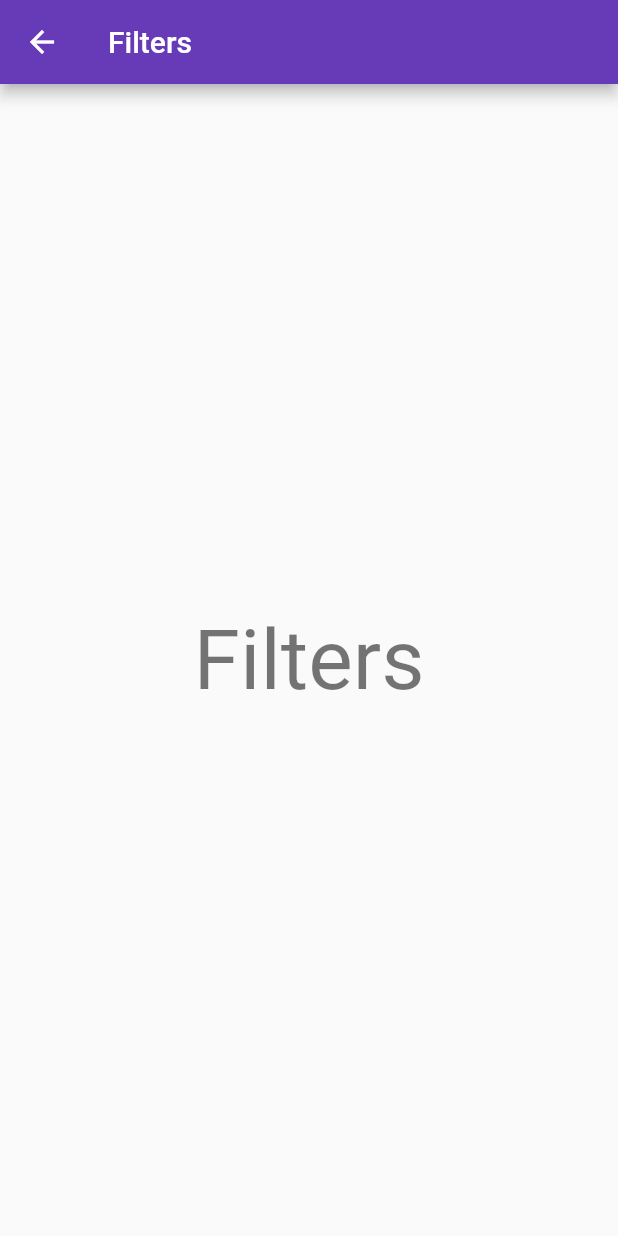
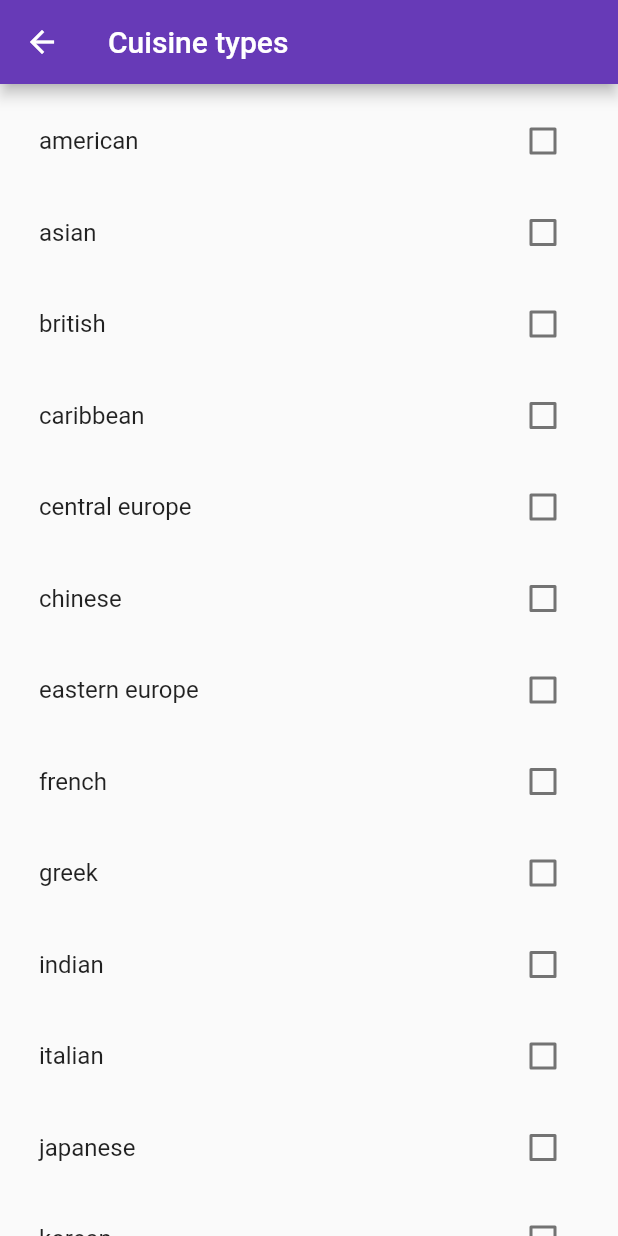
Before and after one commit to Mana-One/cook-off, a Flutter app: the FiltersScreen screen opened by its route, on a phone screen of 412 x 824 dp. Run offline on Flutter 3.47's test engine with Material 2 defaults, Android fonts, the phone set to English and light mode, and no system bars; our stand-ins replace flutter_dotenv, flutter_riverpod.

Commit message:
search filters page

```diff
--- a/lib/router/app_router.dart
+++ b/lib/router/app_router.dart
@@ -8,7 +8,7 @@ class AppRouter {
   static Map<String, Widget Function(BuildContext context)> routes() {
     return {
       '/': (BuildContext context) => const HomeScreen(title: 'Cook off'),
-      FiltersScreen.routeName: (BuildContext context) => const FiltersScreen(),
+      FiltersScreen.routeName: (BuildContext context) => FiltersScreen(),
     };
   }
 
--- a/lib/screens/filters_screen.dart
+++ b/lib/screens/filters_screen.dart
@@ -1,25 +1,68 @@
 import 'package:flutter/material.dart';
+import 'package:flutter_riverpod/flutter_riverpod.dart';
 
-class FiltersScreen extends StatelessWidget {
+import '../widgets/search_filter_selector.dart';
+
+class FiltersScreen extends ConsumerWidget {
   static const String routeName = '/filters';
 
-  const FiltersScreen({super.key});
+  FiltersScreen({super.key});
+
+  final List<String> filters = [
+    'american',
+    'asian',
+    'british',
+    'caribbean',
+    'central europe',
+    'chinese',
+    'eastern europe',
+    'french',
+    'greek',
+    'indian',
+    'italian',
+    'japanese',
+    'korean',
+    'kosher',
+    'mediterranean',
+    'mexican',
+    'middle eastern',
+    'nordic',
+    'south american',
+    'south east asian',
+    'world',
+  ];
 
   @override
-  Widget build(BuildContext context) {
+  Widget build(BuildContext context, WidgetRef ref) {
     return Scaffold(
       appBar: AppBar(
         leading: IconButton(
           icon: const Icon(Icons.arrow_back),
           onPressed: () => _goBack(context),
         ),
-        title: const Text('Filters'),
+        title: const Text('Cuisine types'),
       ),
-      body: Center(
-        child: Text(
-          'Filters',
-          style: Theme.of(context).textTheme.headline2,
-        ),
+      body: Column(
+        children: [
+          Expanded(
+            child: ListView.separated(
+              padding: const EdgeInsets.only(
+                top: 10,
+                left: 10,
+                right: 10,
+                bottom: 20,
+              ),
+              scrollDirection: Axis.vertical,
+              itemBuilder: (context, index) => SearchFilterSelector(
+                name: filters[index],
+              ),
+              separatorBuilder: (context, index) => const SizedBox(
+                height: 5,
+              ),
+              itemCount: filters.length,
+            ),
+          ),
+        ],
       ),
     );
   }
--- a/lib/shared_states/search_filters.dart
+++ b/lib/shared_states/search_filters.dart
@@ -3,10 +3,21 @@ import 'package:flutter_riverpod/flutter_riverpod.dart';
 class SearchFiltersNotifier extends StateNotifier<List<String>> {
   SearchFiltersNotifier() : super([]);
 
-  void addFilters(List<String> additionalFilters) {
+  List<String> get activeFilters => state;
+
+  void replaceFilters(List<String> newFilters) {
+    state = [
+      ...newFilters,
+    ];
+  }
+
+  void addFilter(String newFilter) {
+    if (state.contains(newFilter)) {
+      return;
+    }
     state = [
       ...state,
-      ...additionalFilters,
+      newFilter,
     ];
   }
 
--- a/lib/widgets/search_filter_list.dart
+++ b/lib/widgets/search_filter_list.dart
@@ -21,11 +21,9 @@ class SearchFilterList extends ConsumerWidget {
         itemBuilder: (context, index) => SearchFilterItem(
           name: activeFilters[index],
         ),
-        separatorBuilder: (context, index) {
-          return const SizedBox(
-            width: 5,
-          );
-        },
+        separatorBuilder: (context, index) => const SizedBox(
+          width: 5,
+        ),
         itemCount: activeFilters.length,
       ),
     );
--- /dev/null
+++ b/lib/widgets/search_filter_selector.dart
@@ -0,0 +1,33 @@
+import 'package:flutter/material.dart';
+import 'package:flutter_riverpod/flutter_riverpod.dart';
+
+import '../shared_states/search_filters.dart';
+
+class SearchFilterSelector extends ConsumerWidget {
+  final String name;
+  const SearchFilterSelector({
+    super.key,
+    required this.name,
+  });
+
+  @override
+  Widget build(BuildContext context, WidgetRef ref) {
+    List<String> activeFilters = ref.watch(searchFiltersProvider);
+
+    return ListTile(
+      title: Text(name),
+      trailing: Checkbox(
+        value: activeFilters.contains(name),
+        onChanged: (value) => _toggleActiveFilter(value ?? false, ref),
+      ),
+    );
+  }
+
+  void _toggleActiveFilter(bool isActive, WidgetRef ref) {
+    if (isActive) {
+      ref.read(searchFiltersProvider.notifier).addFilter(name);
+    } else {
+      ref.read(searchFiltersProvider.notifier).removeFilter(name);
+    }
+  }
+}
```
